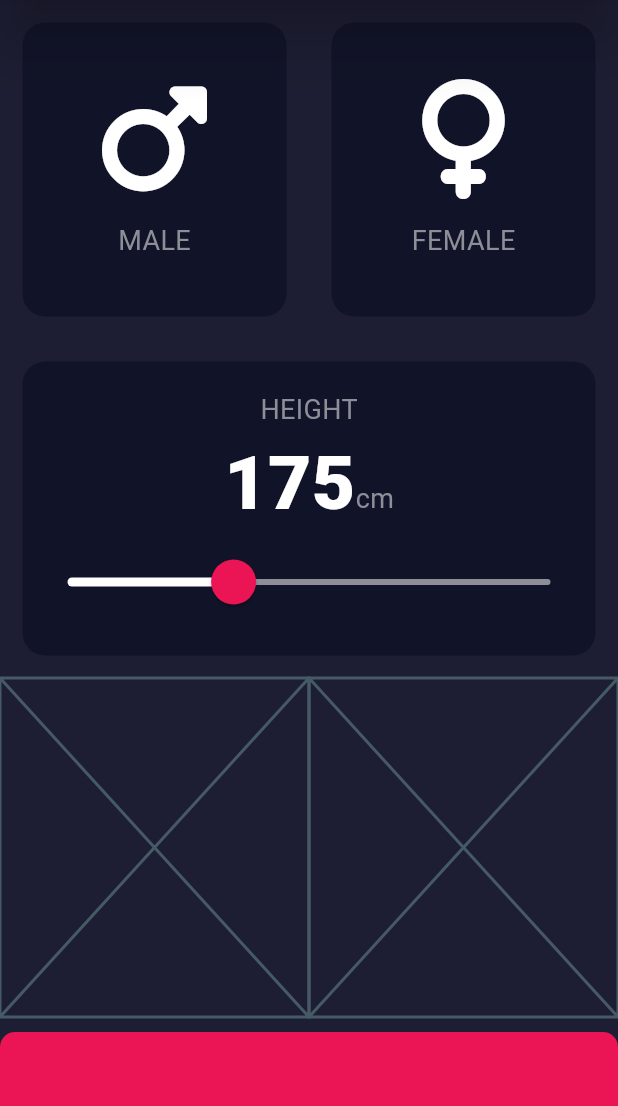
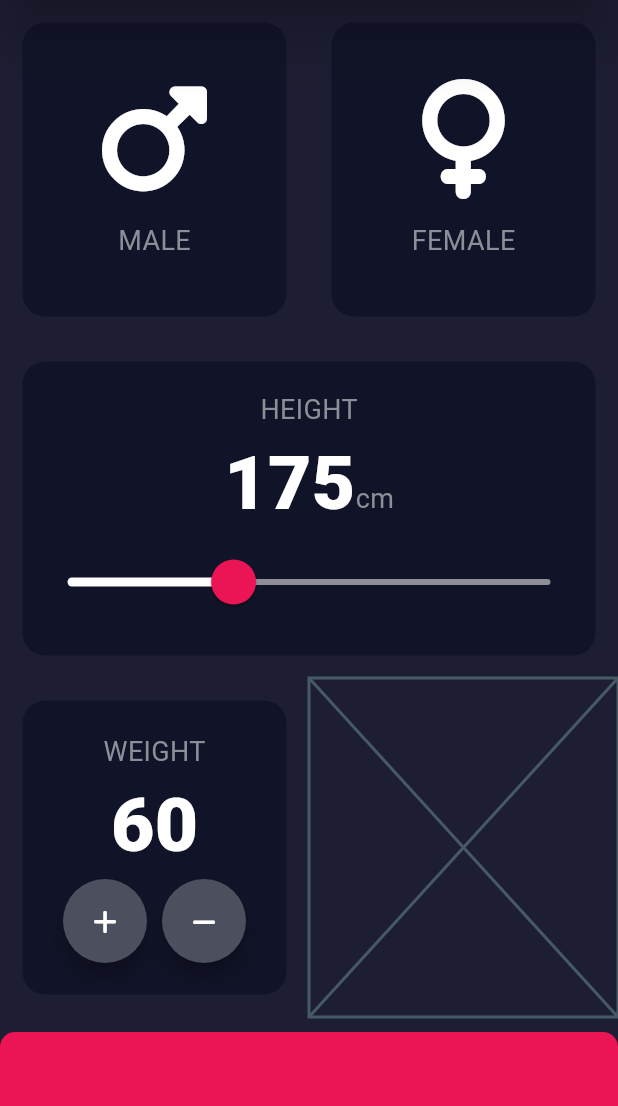
Before and after one commit to KASRA10/BMI-Calculator_V1, a Flutter app: the screen it shows after launch, on a phone screen of 412 x 824 dp, the part 84-1190 px from its top. Run offline on Flutter 3.47's test engine with Material 3 defaults, Android fonts, the phone set to English and light mode, and no system bars; our stand-ins replace font_awesome_flutter.

Commit message:
Add indicator Of The Floating Default Buttons

```diff
--- a/lib/main.dart
+++ b/lib/main.dart
@@ -140,7 +140,69 @@ class _InputPageState extends State<InputPage> {
               crossAxisAlignment: CrossAxisAlignment.center,
               children: [
                 Expanded(
-                  child: Placeholder(),
+                  child: ReusableCard(
+                    changeableColor: kInActiveCardColor,
+                    cardChild: Column(
+                      mainAxisAlignment: MainAxisAlignment.center,
+                      crossAxisAlignment: CrossAxisAlignment.center,
+                      children: <Widget>[
+                        Text(
+                          'WEIGHT',
+                          style: kMyTextStyle,
+                        ),
+                        Text(
+                          '$weight',
+                          style: kNumberTextStyle,
+                        ),
+                        Row(
+                          mainAxisAlignment: MainAxisAlignment.center,
+                          crossAxisAlignment: CrossAxisAlignment.center,
+                          children: [
+                            FloatingActionButton(
+                              onPressed: () => {},
+                              backgroundColor: Color(
+                                0xFF4C4F5E,
+                              ),
+                              shape: RoundedRectangleBorder(
+                                borderRadius: BorderRadius.all(
+                                  Radius.circular(
+                                    50.0,
+                                  ),
+                                ),
+                              ),
+                              child: Icon(
+                                FontAwesomeIcons.plus,
+                                color: Colors.white,
+                                size: 18.0,
+                              ),
+                            ),
+                            SizedBox(
+                              width: 10.0,
+                            ),
+                            FloatingActionButton(
+                              onPressed: () => {},
+                              backgroundColor: Color(
+                                0xFF4C4F5E,
+                              ),
+                              shape: RoundedRectangleBorder(
+                                borderRadius: BorderRadius.all(
+                                  Radius.circular(
+                                    50.0,
+                                  ),
+                                ),
+                              ),
+                              child: Icon(
+                                FontAwesomeIcons.minus,
+                                color: Colors.white,
+                                size: 18.0,
+                              ),
+                            ),
+                          ],
+                        ),
+                      ],
+                    ),
+                    onPress: () => {},
+                  ),
                 ),
                 Expanded(
                   child: Placeholder(),
--- a/lib/src/constants.dart
+++ b/lib/src/constants.dart
@@ -87,3 +87,5 @@ const kThumbShapeRoundEdge = RoundSliderThumbShape(
 const minHeightNumber = 110.0;
 
 const maxHeightNumber = 299.0;
+
+int weight = 60;
```
